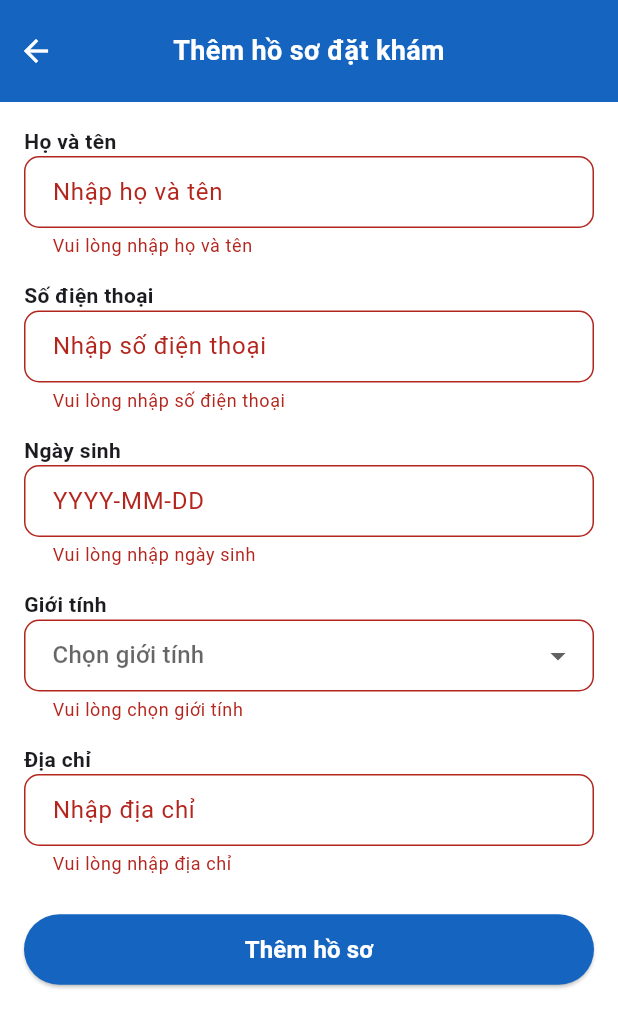
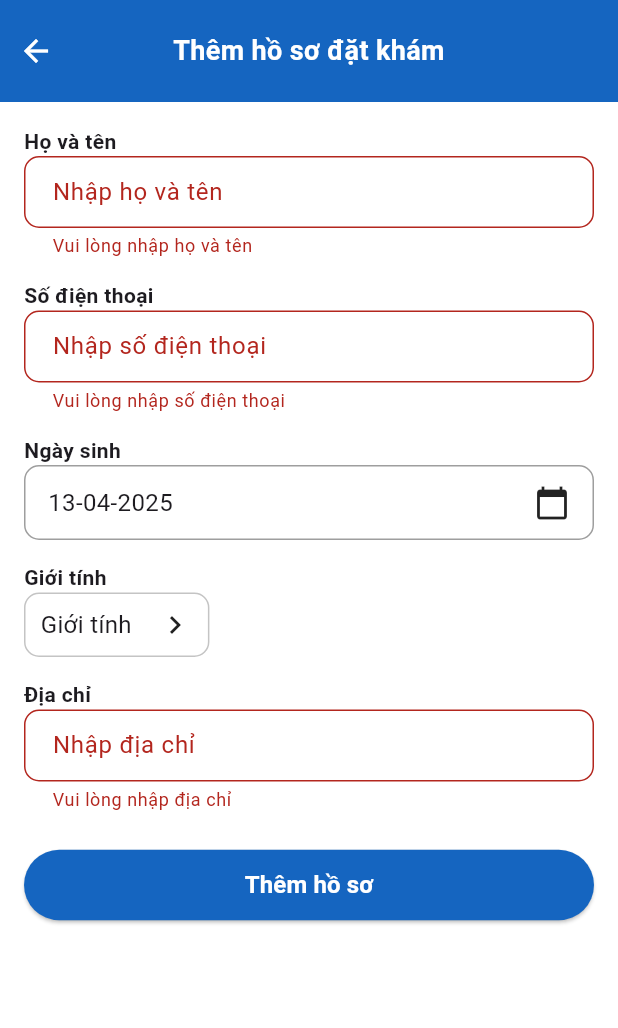
Before and after one commit to Thien1703/NewDATN, a Flutter app: the AddProfile widget shown alone on an empty page, opened directly, after a tap on "Thêm hồ sơ", on a phone screen of 412 x 824 dp. Shown: the top 1028 px of the screen. Run offline on Flutter 3.47's test engine with Material 3 defaults, Android fonts, the phone set to English and light mode, and no system bars; our stand-ins replace cached_network_image, carousel_slider, firebase_core, flutter_local_notifications, flutter_rating_bar, flutter_secure_storage and 12 more; missing offline and left inert: stomp_dart_client, vietnam_provinces; accounts and stored records are empty; network calls fail.

Commit message:
Done create profile and load profile in profile booking

```diff
--- a/lib/views/screens/appointment/appointment_screen.dart
+++ b/lib/views/screens/appointment/appointment_screen.dart
@@ -42,6 +42,7 @@ class _AppointmentScreen extends State<AppointmentScreen> {
         selectedServiceId: [],
         date: 'Chưa chọn ngày', // Giá trị mặc định
         time: 'Chưa chọn giờ', // Giá trị mặc định
+
       ),
       ConfirmBooking(
         onNavigateToScreen: navigateToScreen,
--- a/lib/views/screens/auth/Login/login_screen.dart
+++ b/lib/views/screens/auth/Login/login_screen.dart
@@ -191,8 +191,8 @@ class _LoginScreenState extends State<LoginScreen> {
                                     ),
                             ),
                           ),
-                          const Spacer(),
-                          const SizedBox(height: 270),
+                          // const Spacer(),
+                          const SizedBox(height: 20),
                           Row(
                             mainAxisAlignment: MainAxisAlignment.center,
                             children: [
--- a/lib/views/screens/profile/add_profile.dart
+++ b/lib/views/screens/profile/add_profile.dart
@@ -1,9 +1,17 @@
 import 'package:flutter/material.dart';
 import 'package:health_care/common/app_colors.dart';
+import 'package:health_care/services/local_storage_service.dart';
+import 'package:health_care/viewmodels/profile_viewmodel.dart';
+import 'package:health_care/viewmodels/toast_helper.dart';
+import 'package:health_care/views/widgets/bottomSheet/select_birthday_widget.dart';
 import 'package:health_care/views/widgets/widget_header_body.dart';
+import 'package:health_care/views/widgets/widget_selectGender.dart';
+import 'package:intl/intl.dart';
+import 'package:provider/provider.dart';
 
 class AddProfile extends StatefulWidget {
-  const AddProfile({super.key});
+  final VoidCallback? onProfileAdded;
+  const AddProfile({super.key, this.onProfileAdded});
 
   @override
   State<AddProfile> createState() => _AddProfileState();
@@ -29,15 +37,39 @@ class _AddProfileState extends State<AddProfile> {
     super.dispose();
   }
 
-  void _handleSubmit() {
+  void _handleSubmit() async {
     if (_formKey.currentState!.validate()) {
-      // TODO: Gọi API tạo hồ sơ tại đây
-      print('✅ Dữ liệu hợp lệ');
-      print('Họ tên: ${_fullNameController.text}');
-      print('SĐT: ${_phoneController.text}');
-      print('Ngày sinh: ${_birthDateController.text}');
-      print('Giới tính: $_selectedGender');
-      print('Địa chỉ: ${_addressController.text}');
+      final profileVM = Provider.of<ProfileViewModel>(context, listen: false);
+
+      setState(() {
+        isLoading = true;
+      });
+
+      int? customerId = await LocalStorageService.getUserId();
+      if (!mounted) return;
+      if (customerId == null) {
+        showToastError(
+            "Không tìm thấy thông tin người dùng. Vui lòng đăng nhập lại!");
+        setState(() {
+          isLoading = false;
+        });
+        return;
+      }
+
+      await profileVM.createProfile(
+        context,
+        customerId: customerId,
+        fullName: _fullNameController.text.trim(),
+        phoneNumber: _phoneController.text.trim(),
+        birthDate: _birthDateController.text.trim(),
+        gender: _selectedGender ?? "Nam",
+        address: _addressController.text.trim(),
+      );
+      setState(() {
+        isLoading = false;
+      });
+      // ✅ Kiểm tra lại xem có tạo thành công không bằng cách check toast/flag (hoặc giả sử luôn thành công nếu không muốn xử lý thêm)
+      widget.onProfileAdded?.call(); // Gọi callback để cập nhật danh sách
     }
   }
 
@@ -73,41 +105,30 @@ class _AddProfileState extends State<AddProfile> {
                 ),
                 const SizedBox(height: 15),
                 _customTitle('Ngày sinh'),
-                _buildTextField(
-                  controller: _birthDateController,
-                  hint: 'YYYY-MM-DD',
-                  keyboardType: TextInputType.datetime,
-                  validator: (value) => value == null || value.trim().isEmpty
-                      ? 'Vui lòng nhập ngày sinh'
-                      : null,
+                SelectBirthdayWidget(
+                  initialDate: DateTime.now(),
+                  onDateSelected: (DateTime pickedDate) {
+                    setState(() {
+                      _birthDateController.text =
+                          DateFormat('yyyy-MM-dd').format(pickedDate);
+                    });
+                  },
                 ),
                 const SizedBox(height: 15),
                 _customTitle('Giới tính'),
-                DropdownButtonFormField<String>(
-                  value: _selectedGender,
-                  decoration: InputDecoration(
-                    contentPadding: const EdgeInsets.symmetric(
-                        horizontal: 15, vertical: 10),
-                    border: OutlineInputBorder(
-                      borderRadius: BorderRadius.circular(10),
+                Align(
+                  alignment: Alignment.centerLeft,
+                  child: SizedBox(
+                    width: MediaQuery.of(context).size.width * 0.3,
+                    child: WidgetSelectGender(
+                      initialGender: _selectedGender,
+                      onChanged: (String gender) {
+                        setState(() {
+                          _selectedGender = gender;
+                        });
+                      },
                     ),
-                    filled: true,
-                    fillColor: Colors.white,
                   ),
-                  hint: const Text('Chọn giới tính'),
-                  items: ['Nam', 'Nữ'].map((gender) {
-                    return DropdownMenuItem(
-                      value: gender,
-                      child: Text(gender),
-                    );
-                  }).toList(),
-                  onChanged: (value) {
-                    setState(() {
-                      _selectedGender = value;
-                    });
-                  },
-                  validator: (value) =>
-                      value == null ? 'Vui lòng chọn giới tính' : null,
                 ),
                 const SizedBox(height: 15),
                 _customTitle('Địa chỉ'),
@@ -132,8 +153,6 @@ class _AddProfileState extends State<AddProfile> {
                     ),
                     child: isLoading
                         ? SizedBox(
-                            height: 20,
-                            width: 20,
                             child: CircularProgressIndicator(
                               color: AppColors.ghostWhite,
                               // strokeWidth: 1,
```
Also changed, not shown: lib/views/screens/appointment/steps/confirm_booking.dart (+2 -8 lines), lib/views/screens/appointment/steps/profile_booking.dart (+16 -10 lines), lib/views/screens/profile/widget_profile_card.dart (+14 -9 lines).
